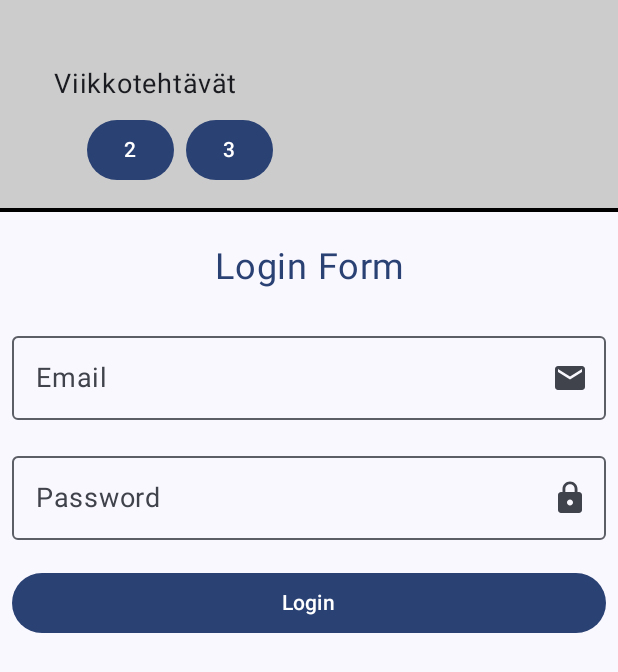
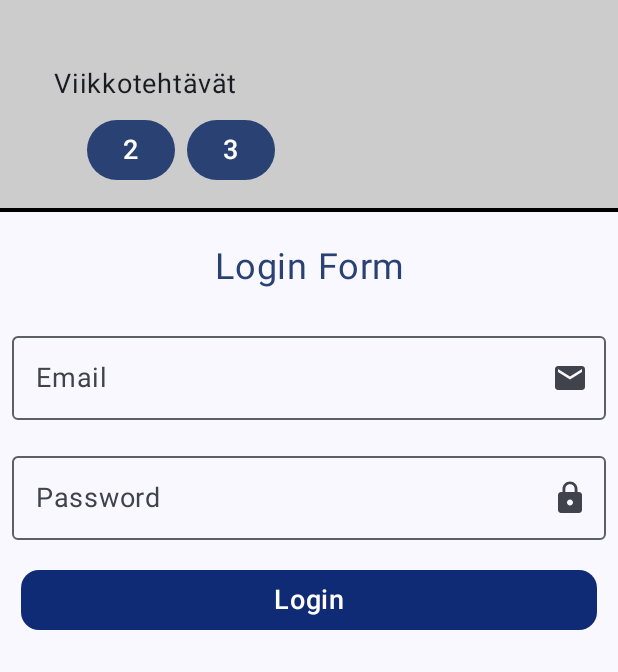
Before and after one commit to reso-kurssit/2024-Q3-Mobiiliohjelmointi, an Android app built with Jetpack Compose: the loginform screen opened through its navigation route, on a phone screen of 412 x 824 dp. Shown: the top 672 px of the screen. Run offline under Robolectric (Android 15) with nearby library versions, the phone set to English and light mode, and no system bars.

Commit message:
few edits

```diff
--- a/mobiili-first/app/src/main/java/com/example/first/exercises/loginform/LoginForm.kt
+++ b/mobiili-first/app/src/main/java/com/example/first/exercises/loginform/LoginForm.kt
@@ -4,6 +4,7 @@ import androidx.compose.foundation.background
 import androidx.compose.foundation.layout.Column
 import androidx.compose.foundation.layout.fillMaxWidth
 import androidx.compose.foundation.layout.padding
+import androidx.compose.foundation.shape.RoundedCornerShape
 import androidx.compose.foundation.text.KeyboardOptions
 import androidx.compose.material3.Button
 import androidx.compose.material3.Icon
@@ -29,12 +30,19 @@ import androidx.compose.material.icons.filled.Lock
 import androidx.compose.material3.ButtonDefaults
 import androidx.compose.material3.ColorScheme
 import androidx.compose.ui.graphics.Color
+import com.example.first.ui.theme.PureWhite
+import com.example.first.ui.theme.SolidBlue
 
 
 @Composable
 fun LoginForm(navController: NavController) {
     var username: String by remember { mutableStateOf("")}
     var password: String by remember { mutableStateOf("")}
+
+    val reusableModifier = Modifier
+        .fillMaxWidth()
+        .padding(vertical = 8.dp)
+
     Column(
         modifier = Modifier.padding(8.dp)
     ) {
@@ -58,9 +66,7 @@ fun LoginForm(navController: NavController) {
                 )
             },
             singleLine = true,
-            modifier = Modifier
-                .fillMaxWidth()
-                .padding(vertical = 8.dp),
+            modifier = reusableModifier
 
         )
         OutlinedTextField(
@@ -75,9 +81,7 @@ fun LoginForm(navController: NavController) {
             },
             singleLine = true,
             visualTransformation = PasswordVisualTransformation(),
-            modifier = Modifier
-                .fillMaxWidth()
-                .padding(vertical = 8.dp),
+            modifier = reusableModifier
 
             )
 
@@ -85,11 +89,20 @@ fun LoginForm(navController: NavController) {
             onClick = {
                 navController.navigate("loginform")
             },
-            modifier = Modifier
-                .fillMaxWidth()
-                .padding(vertical = 10.dp)
+            colors = ButtonDefaults.buttonColors(
+                containerColor = SolidBlue,
+                contentColor = PureWhite,
+            ),
+            shape = RoundedCornerShape(12.dp),
+
+            modifier = reusableModifier
+                .padding(horizontal = 6.dp)
+                //.background(SolidBlue)
         ) {
-            Text(text = stringResource(R.string.loginButton))
+            Text(
+                text = stringResource(R.string.loginButton),
+                style = MaterialTheme.typography.labelLarge,
+                )
         }
 
     }
--- a/mobiili-first/app/src/main/java/com/example/first/ui/theme/Color.kt
+++ b/mobiili-first/app/src/main/java/com/example/first/ui/theme/Color.kt
@@ -10,5 +10,5 @@ val Purple40 = Color(0xFF6650a4)
 val PurpleGrey40 = Color(0xFF625b71)
 val Pink40 = Color(0xFF7D5260)
 
-val BlueButton = Color(0xFF102b76)
-val WhiteText = Color(0xFFFFFFFF)
+val SolidBlue= Color(0xFF102b76)
+val PureWhite = Color(0xFFFFFFFF)
--- a/mobiili-first/app/src/main/res/values/colors.xml
+++ b/mobiili-first/app/src/main/res/values/colors.xml
@@ -7,5 +7,5 @@
     <color name="teal_700">#FF018786</color>
     <color name="black">#FF000000</color>
     <color name="white">#FFFFFFFF</color>
-    <color name="darkBlue">#102b76</color>
+    <color name="SolidBlue">#102b76</color>
 </resources>
```
Also changed, not shown: mobiili-first/app/src/main/java/com/example/first/ui/theme/Theme.kt (+4 -4 lines), mobiili-first/app/src/main/java/com/example/first/ui/theme/Type.kt (+13 -3 lines).
